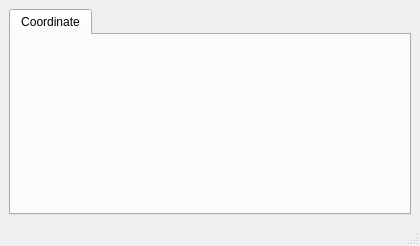
Old version of the form mainwindow.ui in the repository TranslucentFoxHuman/MinecraftTools.
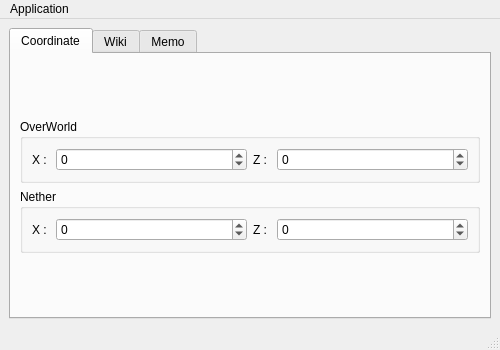
New version of the form. Icons and pictures are not drawn.

Diff of the .ui file:
```diff
--- a/mainwindow.ui
+++ b/mainwindow.ui
@@ -6,8 +6,8 @@
    <rect>
     <x>0</x>
     <y>0</y>
-    <width>420</width>
-    <height>246</height>
+    <width>500</width>
+    <height>350</height>
    </rect>
   </property>
   <property name="windowTitle">
@@ -21,6 +21,217 @@
        <attribute name="title">
         <string>Coordinate</string>
        </attribute>
+       <layout class="QVBoxLayout" name="verticalLayout">
+        <item>
+         <spacer name="verticalSpacer_2">
+          <property name="orientation">
+           <enum>Qt::Vertical</enum>
+          </property>
+          <property name="sizeHint" stdset="0">
+           <size>
+            <width>20</width>
+            <height>40</height>
+           </size>
+          </property>
+         </spacer>
+        </item>
+        <item>
+         <widget class="QGroupBox" name="groupBox">
+          <property name="title">
+           <string>OverWorld</string>
+          </property>
+          <layout class="QHBoxLayout" name="horizontalLayout">
+           <item>
+            <widget class="QLabel" name="label">
+             <property name="sizePolicy">
+              <sizepolicy hsizetype="Maximum" vsizetype="Preferred">
+               <horstretch>0</horstretch>
+               <verstretch>0</verstretch>
+              </sizepolicy>
+             </property>
+             <property name="text">
+              <string>X : </string>
+             </property>
+            </widget>
+           </item>
+           <item>
+            <widget class="QSpinBox" name="OverWorldX">
+             <property name="sizePolicy">
+              <sizepolicy hsizetype="Minimum" vsizetype="Fixed">
+               <horstretch>0</horstretch>
+               <verstretch>0</verstretch>
+              </sizepolicy>
+             </property>
+             <property name="minimum">
+              <number>-2147483647</number>
+             </property>
+             <property name="maximum">
+              <number>2147483647</number>
+             </property>
+             <property name="value">
+              <number>0</number>
+             </property>
+            </widget>
+           </item>
+           <item>
+            <widget class="QLabel" name="label_2">
+             <property name="sizePolicy">
+              <sizepolicy hsizetype="Maximum" vsizetype="Preferred">
+               <horstretch>0</horstretch>
+               <verstretch>0</verstretch>
+              </sizepolicy>
+             </property>
+             <property name="text">
+              <string>Z : </string>
+             </property>
+            </widget>
+           </item>
+           <item>
+            <widget class="QSpinBox" name="OverWorldZ">
+             <property name="minimum">
+              <number>-2147483647</number>
+             </property>
+             <property name="maximum">
+              <number>2147483647</number>
+             </property>
+            </widget>
+           </item>
+          </layout>
+         </widget>
+        </item>
+        <item>
+         <widget class="QGroupBox" name="groupBox_2">
+          <property name="title">
+           <string>Nether</string>
+          </property>
+          <layout class="QHBoxLayout" name="horizontalLayout_2">
+           <item>
+            <widget class="QLabel" name="label_3">
+             <property name="sizePolicy">
+              <sizepolicy hsizetype="Maximum" vsizetype="Preferred">
+               <horstretch>0</horstretch>
+               <verstretch>0</verstretch>
+              </sizepolicy>
+             </property>
+             <property name="text">
+              <string>X : </string>
+             </property>
+            </widget>
+           </item>
+           <item>
+            <widget class="QSpinBox" name="NetherX">
+             <property name="minimum">
+              <number>-2147483647</number>
+             </property>
+             <property name="maximum">
+              <number>2147483647</number>
+             </property>
+            </widget>
+           </item>
+           <item>
+            <widget class="QLabel" name="label_4">
+             <property name="sizePolicy">
+              <sizepolicy hsizetype="Maximum" vsizetype="Preferred">
+               <horstretch>0</horstretch>
+               <verstretch>0</verstretch>
+              </sizepolicy>
+             </property>
+             <property name="text">
+              <string>Z : </string>
+             </property>
+            </widget>
+           </item>
+           <item>
+            <widget class="QSpinBox" name="NetherZ">
+             <property name="minimum">
+              <number>-2147483647</number>
+             </property>
+             <property name="maximum">
+              <number>2147483647</number>
+             </property>
+            </widget>
+           </item>
+          </layout>
+         </widget>
+        </item>
+        <item>
+         <spacer name="verticalSpacer">
+          <property name="orientation">
+           <enum>Qt::Vertical</enum>
+          </property>
+          <property name="sizeHint" stdset="0">
+           <size>
+            <width>20</width>
+            <height>40</height>
+           </size>
+          </property>
+         </spacer>
+        </item>
+       </layout>
+      </widget>
+      <widget class="QWidget" name="WikiTab">
+       <attribute name="title">
+        <string>Wiki</string>
+       </attribute>
+       <layout class="QVBoxLayout" name="verticalLayout_2">
+        <item>
+         <widget class="QGroupBox" name="groupBox_3">
+          <property name="title">
+           <string>Open Minecraft Wiki</string>
+          </property>
+          <layout class="QGridLayout" name="gridLayout_3">
+           <item row="0" column="0">
+            <widget class="QLabel" name="MinecraftWikiLink">
+             <property name="text">
+              <string notr="true">PlaceHolder Text for Minecraft Wiki URL</string>
+             </property>
+             <property name="textFormat">
+              <enum>Qt::RichText</enum>
+             </property>
+             <property name="openExternalLinks">
+              <bool>true</bool>
+             </property>
+             <property name="textInteractionFlags">
+              <set>Qt::LinksAccessibleByMouse|Qt::TextEditable|Qt::TextEditorInteraction|Qt::TextSelectableByKeyboard|Qt::TextSelectableByMouse</set>
+             </property>
+            </widget>
+           </item>
+          </layout>
+         </widget>
+        </item>
+        <item>
+         <widget class="QGroupBox" name="groupBox_4">
+          <property name="title">
+           <string>Search at Minecraft Wiki</string>
+          </property>
+          <layout class="QGridLayout" name="gridLayout_4">
+           <item row="0" column="0">
+            <widget class="QLineEdit" name="WikiSearchText"/>
+           </item>
+           <item row="0" column="1">
+            <widget class="QPushButton" name="WikiSearchButton">
+             <property name="text">
+              <string>Search</string>
+             </property>
+             <property name="icon">
+              <iconset theme="edit-find"/>
+             </property>
+            </widget>
+           </item>
+          </layout>
+         </widget>
+        </item>
+       </layout>
+      </widget>
+      <widget class="QWidget" name="MemoTab">
+       <attribute name="title">
+        <string>Memo</string>
+       </attribute>
+       <layout class="QGridLayout" name="gridLayout_2">
+        <item row="0" column="0">
+         <widget class="QPlainTextEdit" name="plainTextEdit"/>
+        </item>
+       </layout>
       </widget>
      </widget>
     </item>
@@ -31,10 +242,18 @@
     <rect>
      <x>0</x>
      <y>0</y>
-     <width>420</width>
-     <height>24</height>
+     <width>500</width>
+     <height>25</height>
     </rect>
    </property>
+   <widget class="QMenu" name="menuApplication">
+    <property name="title">
+     <string>Application</string>
+    </property>
+    <addaction name="actionAbout"/>
+    <addaction name="actionExit"/>
+   </widget>
+   <addaction name="menuApplication"/>
   </widget>
   <widget class="QStatusBar" name="statusbar"/>
  </widget>
```
Left out of the diff: 48 changed lines with no effect on the pictures.
